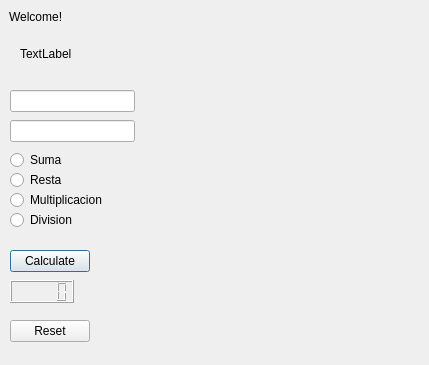
The window that dialog.ui (pacopedraza/QTLogin) describes before a commit, drawn with Qt 5.
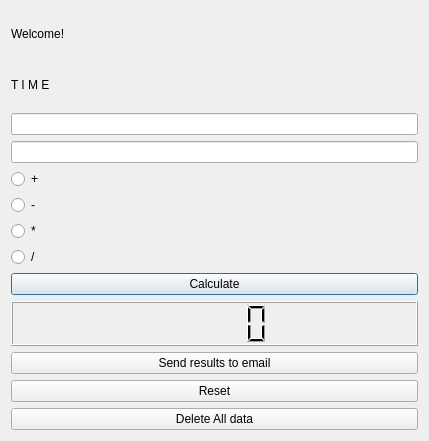
The same window after the commit.

```diff
--- a/dialog.ui
+++ b/dialog.ui
@@ -7,146 +7,93 @@
     <x>0</x>
     <y>0</y>
     <width>429</width>
-    <height>365</height>
+    <height>441</height>
    </rect>
   </property>
   <property name="windowTitle">
    <string>Dialog</string>
   </property>
+  <layout class="QVBoxLayout" name="verticalLayout">
+   <item>
   <widget class="QLabel" name="label">
-   <property name="geometry">
-    <rect>
-     <x>9</x>
-     <y>9</y>
-     <width>61</width>
-     <height>16</height>
-    </rect>
-   </property>
    <property name="text">
     <string>Welcome!</string>
    </property>
   </widget>
-  <widget class="QLineEdit" name="txtnum1">
-   <property name="geometry">
-    <rect>
-     <x>10</x>
-     <y>90</y>
-     <width>125</width>
-     <height>22</height>
-    </rect>
-   </property>
-  </widget>
-  <widget class="QLineEdit" name="txtnum2">
-   <property name="geometry">
-    <rect>
-     <x>10</x>
-     <y>120</y>
-     <width>125</width>
-     <height>22</height>
-    </rect>
-   </property>
-  </widget>
+   </item>
+   <item>
+    <widget class="QLabel" name="lbl_time">
+     <property name="text">
+      <string>T I M E</string>
+     </property>
+    </widget>
+   </item>
+   <item>
+    <widget class="QLineEdit" name="txtnum1"/>
+   </item>
+   <item>
+    <widget class="QLineEdit" name="txtnum2"/>
+   </item>
+   <item>
   <widget class="QRadioButton" name="rbtn_suma">
-   <property name="geometry">
-    <rect>
-     <x>10</x>
-     <y>150</y>
-     <width>60</width>
-     <height>20</height>
-    </rect>
-   </property>
    <property name="text">
-    <string>Suma</string>
-   </property>
-  </widget>
+      <string>+</string>
+     </property>
+    </widget>
+   </item>
+   <item>
   <widget class="QRadioButton" name="rbtn_resta">
-   <property name="geometry">
-    <rect>
-     <x>10</x>
-     <y>170</y>
-     <width>59</width>
-     <height>20</height>
-    </rect>
-   </property>
    <property name="text">
-    <string>Resta</string>
-   </property>
-  </widget>
+      <string>-</string>
+     </property>
+    </widget>
+   </item>
+   <item>
   <widget class="QRadioButton" name="rbtn_multi">
-   <property name="geometry">
-    <rect>
-     <x>10</x>
-     <y>190</y>
-     <width>108</width>
-     <height>20</height>
-    </rect>
-   </property>
    <property name="text">
-    <string>Multiplicacion</string>
-   </property>
-  </widget>
+      <string>*</string>
+     </property>
+    </widget>
+   </item>
+   <item>
   <widget class="QRadioButton" name="rbtn_div">
-   <property name="geometry">
-    <rect>
-     <x>10</x>
-     <y>210</y>
-     <width>73</width>
-     <height>20</height>
-    </rect>
-   </property>
    <property name="text">
-    <string>Division</string>
-   </property>
-  </widget>
+      <string>/</string>
+     </property>
+    </widget>
+   </item>
+   <item>
   <widget class="QPushButton" name="btnCalculate">
-   <property name="geometry">
-    <rect>
-     <x>10</x>
-     <y>250</y>
-     <width>80</width>
-     <height>22</height>
-    </rect>
-   </property>
    <property name="text">
     <string>Calculate</string>
    </property>
   </widget>
-  <widget class="QLCDNumber" name="lcdNumber">
-   <property name="geometry">
-    <rect>
-     <x>10</x>
-     <y>280</y>
-     <width>64</width>
-     <height>23</height>
-    </rect>
-   </property>
-  </widget>
+   </item>
+   <item>
+    <widget class="QLCDNumber" name="lcdNumber"/>
+   </item>
+   <item>
+    <widget class="QPushButton" name="btnSendEmail">
+     <property name="text">
+      <string>Send results to email</string>
+     </property>
+    </widget>
+   </item>
+   <item>
   <widget class="QPushButton" name="btnReset">
-   <property name="geometry">
-    <rect>
-     <x>10</x>
-     <y>320</y>
-     <width>80</width>
-     <height>22</height>
-    </rect>
-   </property>
    <property name="text">
     <string>Reset</string>
    </property>
   </widget>
-  <widget class="QLabel" name="lbl_time">
-   <property name="geometry">
-    <rect>
-     <x>20</x>
-     <y>43</y>
-     <width>81</width>
-     <height>21</height>
-    </rect>
-   </property>
+   </item>
+   <item>
+    <widget class="QPushButton" name="btnDeleteData">
    <property name="text">
-    <string>TextLabel</string>
-   </property>
-  </widget>
+      <string>Delete All data</string>
+     </property>
+    </widget>
+   </item>
+  </layout>
  </widget>
  <resources/>
  <connections/>
```
Left out of the diff: 2 changed lines with no effect on the pictures. Lines whose indentation alone changed are shown as unchanged.
